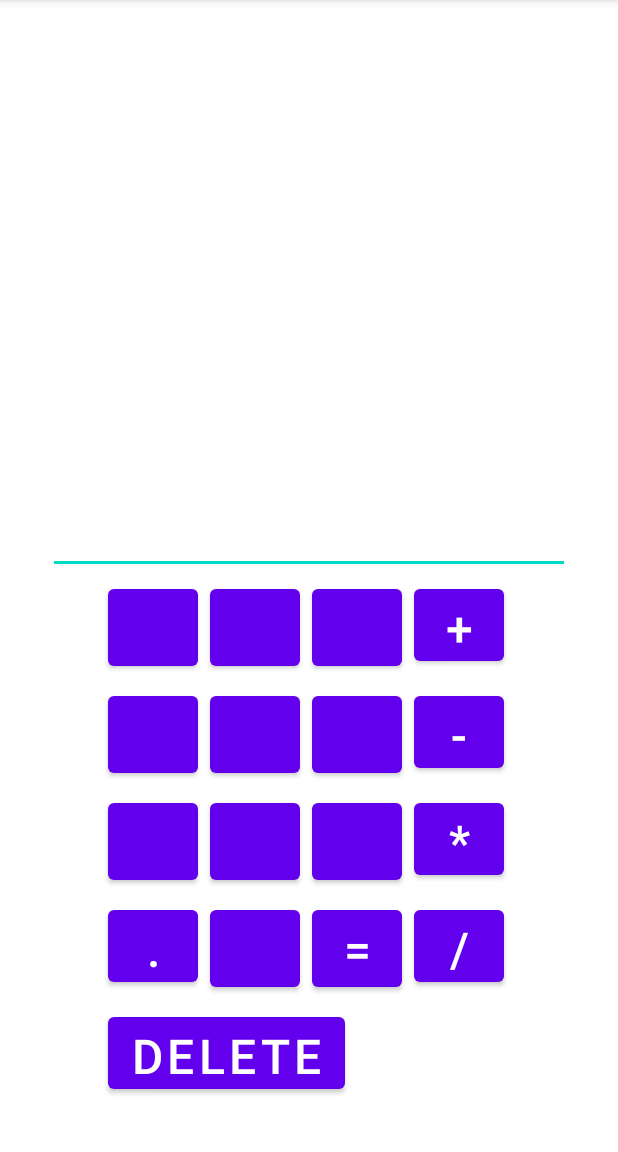
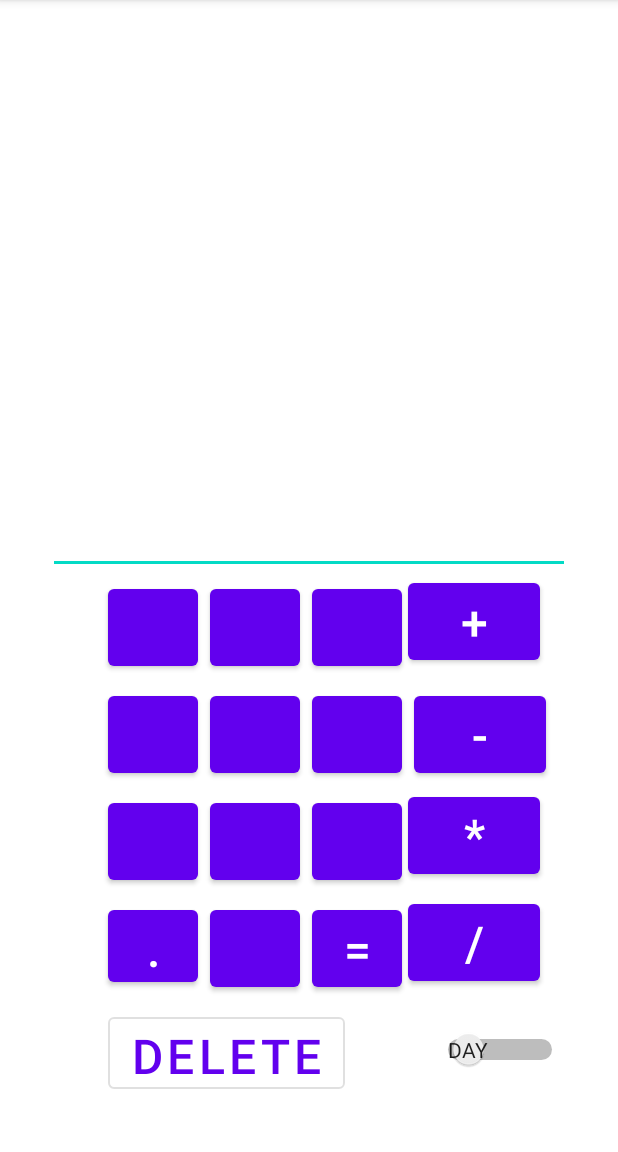
Before and after one commit to leonskyd/App1, an Android app: the screen it shows after launch (MainActivity), on a phone screen of 412 x 824 dp, the part 84-1236 px from its top. Run offline under Robolectric (Android 15) with nearby library versions, the phone set to English and light mode, and no system bars; 3 statements that could not run were skipped.

Commit message:
Update calculator_grid.xml

```diff
--- a/app/src/main/res/layout/calculator_grid.xml
+++ b/app/src/main/res/layout/calculator_grid.xml
@@ -45,8 +45,9 @@
 
         <Button
             android:id="@+id/button_plus"
+            style="@style/Widget.MaterialComponents.Button"
             android:text="@string/_2"
-            style="@style/TextButton"/>
+            android:textSize="@dimen/button_text" />
 
         <Button
             android:id="@+id/button_4"
@@ -68,11 +69,12 @@
 
         <Button
             android:id="@+id/button_minus"
+            style="@style/Widget.MaterialComponents.Button"
             android:layout_marginLeft="@dimen/margin"
             android:layout_marginTop="@dimen/margin"
             android:layout_marginRight="@dimen/margin"
             android:text="@string/_3"
-            style="@style/TextButton"/>
+            android:textSize="@dimen/button_text" />
 
         <Button
             android:id="@+id/button_7"
@@ -92,10 +94,11 @@
             android:text="@string/_1"
             style="@style/EmptyButton" />
 
-        <Button
+          <Button
             android:id="@+id/button_mult"
+            style="@style/Widget.MaterialComponents.Button"
             android:text="@string/_4"
-            style="@style/TextButton" />
+            android:textSize="@dimen/button_text" />
 
         <Button
             android:id="@+id/button_point"
@@ -119,13 +122,15 @@
             android:text="@string/_6"
             android:textSize="@dimen/button_text" />
 
-        <Button
+         <Button
             android:id="@+id/button_divide"
+            style="@style/Widget.MaterialComponents.Button"
             android:text="@string/_7"
-            style="@style/TextButton" />
+            android:textSize="@dimen/button_text" />
 
         <Button
             android:id="@+id/button_delete"
+            style="@style/Widget.MaterialComponents.Button.OutlinedButton"
             android:layout_width="wrap_content"
             android:layout_height="@dimen/button_size"
             android:layout_columnSpan="3"
@@ -135,5 +140,16 @@
             android:text="@string/_8"
             android:textSize="@dimen/button_text" />
 
+
+        <Switch
+            android:id="@+id/dayNight"
+            style="@style/Widget.MaterialComponents.Button"
+            android:textOff="Day"
+            android:textOn="Night"
+            android:textSize="@dimen/button_text"
+            android:showText="true"
+            app:backgroundTint="@color/colorPrimary"
+            android:checked="false"/>
+
     </GridLayout>
 </FrameLayout>
```
